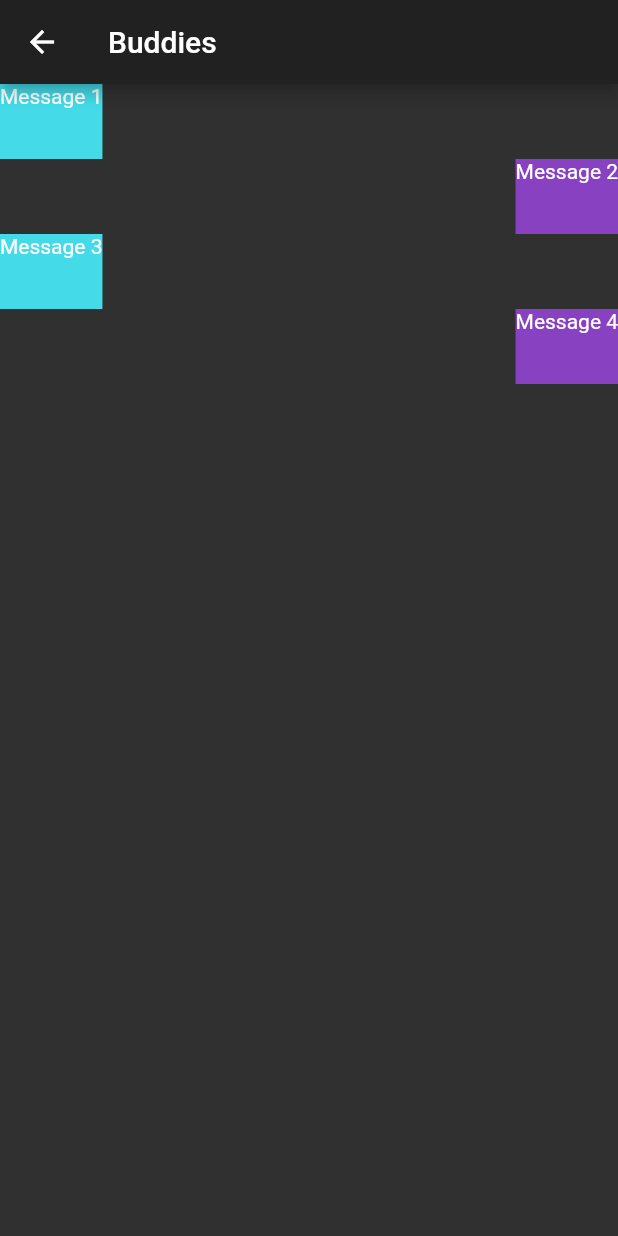
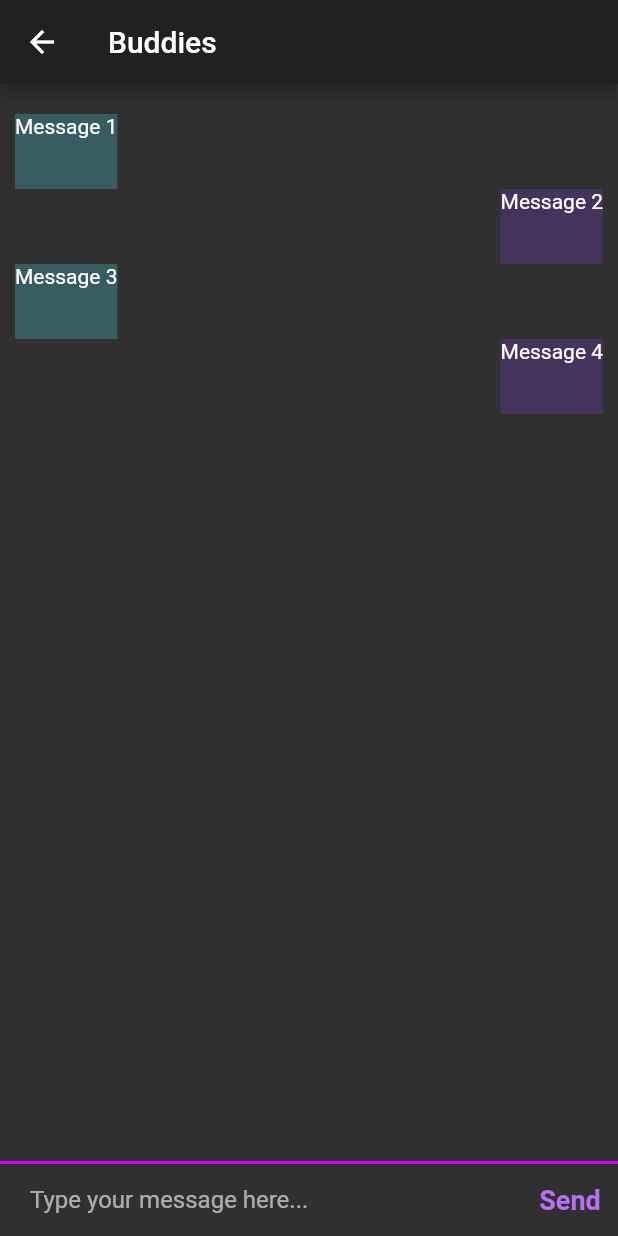
Before and after one commit to dscrane/whatschat_flutter, a Flutter app: the ChatListScreen screen opened by its route, after a tap on "Buddies", on a phone screen of 412 x 824 dp. Run offline on Flutter 3.47's test engine with Material 2 defaults, Android fonts, the phone set to English and light mode, and no system bars; our stand-ins replace animated_text_kit, font_awesome_flutter.

Commit message:
changing certain colors around

```diff
--- a/lib/constants.dart
+++ b/lib/constants.dart
@@ -8,19 +8,41 @@ const kBoxLg = SizedBox(height: 32.0);
 const kBoxXl = SizedBox(height: 48.0);
 
 // Color scheme constants
-const kBackground = Color(0xff48424e);
-const kPrimary = Color(0xFF8741c1);
-const kPrimaryLight = Color(0xFFba70f4);
-const kPrimaryDark = Color(0xff4a107c);
-const kDeepPurple = Color(0xff2e094c);
-const kSecondary = Color(0xFF44dae8);
-const kSecondaryLight = Color(0xFF83ffff);
-const kSecondaryDark = Color(0xFF00a8b6);
+const kBackground = Color(0xff513e64);
+const kPrimary = Color(0xff8741c1);
+const kSecondary = Color(0xff2ab2bf);
+const kPrimaryLight = Color(0xffba70f4);
+const kSecondaryLight = Color(0xff71f5f5);
+const kPrimaryDark = Color(0xff44345b);
+const kSecondaryDark = Color(0xff375d60);
+const kPrimaryDeep = Color(0xff2e094c);
+const kSecondaryDeep = Color(0xff095458);
+const kPrimaryAccent = Color(0xffd500f9);
+const kSecondaryAccent = Color(0xff00e5ff);
+
 const kTextLightFaded = Color(0xFF9793A4);
 const kTextLight = Color(0xFFFFFFFF);
 const kTextDark = Color(0xFF000000);
 
 // Stylistic constants
+const kSendButtonStyle = TextStyle(
+  color: kPrimaryLight,
+  fontWeight: FontWeight.bold,
+  fontSize: 18.0,
+);
+
+const kMessageTextFieldDecoration = InputDecoration(
+  contentPadding: EdgeInsets.symmetric(vertical: 10.0, horizontal: 20.0),
+  hintText: 'Type your message here...',
+  border: InputBorder.none,
+);
+
+const kMessageContainerDecoration = BoxDecoration(
+  border: Border(
+    top: BorderSide(color: kPrimaryAccent, width: 2.0),
+  ),
+);
+
 const kChatListTitleStyle = TextStyle(
   fontWeight: FontWeight.w700,
   fontSize: 18.0,
@@ -50,7 +72,24 @@ const kTextFieldDecoration = InputDecoration(
       borderRadius: BorderRadius.all(Radius.circular(32.0)),
     ),
     focusedBorder: OutlineInputBorder(
-      borderSide: BorderSide(color: kDeepPurple, width: 2.0),
+      borderSide: BorderSide(color: kPrimaryAccent, width: 2.0),
+      borderRadius: BorderRadius.all(Radius.circular(32.0)),
+    ));
+
+const kRegistrationTextFieldDecoration = InputDecoration(
+    hintStyle: TextStyle(
+      color: kTextLightFaded,
+    ),
+    contentPadding: EdgeInsets.symmetric(vertical: 10.0, horizontal: 20.0),
+    border: OutlineInputBorder(
+      borderRadius: BorderRadius.all(Radius.circular(32.0)),
+    ),
+    enabledBorder: OutlineInputBorder(
+      borderSide: BorderSide(color: kSecondaryDark, width: 1.5),
+      borderRadius: BorderRadius.all(Radius.circular(32.0)),
+    ),
+    focusedBorder: OutlineInputBorder(
+      borderSide: BorderSide(color: kSecondaryAccent, width: 2.0),
       borderRadius: BorderRadius.all(Radius.circular(32.0)),
     ));
 // Functional constants
@@ -78,7 +117,7 @@ const CircleAvatar kUsersAvatar = CircleAvatar(
 
 const Icon kMenuIcon = Icon(
   FontAwesomeIcons.ellipsisV,
-  color: kDeepPurple,
+  color: kPrimary,
   size: 18.0,
 );
 
@@ -120,6 +159,12 @@ const DummyChats = [
   }
 ];
 
+const DummyUsers = {
+  '9999': {
+    "name": "John",
+  }
+};
+
 const DummyMessages = {
   "0001": [
     {"author": "user1", "message": "Message 1"},
--- a/lib/screens/chat_list_screen.dart
+++ b/lib/screens/chat_list_screen.dart
@@ -9,7 +9,7 @@ class ChatListScreen extends StatelessWidget {
   Widget build(BuildContext context) {
     return Scaffold(
       appBar: AppBar(
-        backgroundColor: kPrimaryDark,
+        backgroundColor: kBackground,
         title: Text('Chats'),
         actions: <Widget>[
           IconButton(
--- a/lib/screens/chat_screen.dart
+++ b/lib/screens/chat_screen.dart
@@ -1,4 +1,5 @@
 import 'package:flutter/material.dart';
+import 'package:whats_chat/constants.dart';
 import 'package:whats_chat/widgets/message_bubble.dart';
 
 class ChatScreenArguments {
@@ -8,29 +9,74 @@ class ChatScreenArguments {
   ChatScreenArguments(this.chatName, this.messages);
 }
 
-class ChatScreen extends StatelessWidget {
+class ChatScreen extends StatefulWidget {
   static String id = 'chat_screen';
   ChatScreen({this.chatName, this.messages});
   final String? chatName;
   final List? messages;
 
   @override
+  State<ChatScreen> createState() => _ChatScreenState();
+}
+
+class _ChatScreenState extends State<ChatScreen> {
+  final messageTextController = TextEditingController();
+  late String newMessageText;
+
+  @override
   Widget build(BuildContext context) {
-    final args =
-        ModalRoute.of(context)!.settings.arguments as ChatScreenArguments;
+    final args = ModalRoute.of(context)!.settings.arguments as ChatScreenArguments;
+
+    List<MessageBubble> messageBubbles = args.messages
+        .map(
+          (message) => MessageBubble(message["message"], message["author"]),
+        )
+        .toList();
+
     print(args.chatName);
     // TODO: Create chat screen display
     return Scaffold(
       appBar: AppBar(
+        // leading: , // TODO: have the conversation partners avatar show as the leading
         title: Text(args.chatName),
       ),
-      body: Column(
-        crossAxisAlignment: CrossAxisAlignment.stretch,
-        children: args.messages
-            .map(
-              (message) => MessageBubble(message["message"], message["author"]),
+      body: SafeArea(
+        child: Column(
+          children: <Widget>[
+            Expanded(
+              child: ListView(
+                padding: EdgeInsets.symmetric(horizontal: 10.0, vertical: 20.0),
+                children: messageBubbles,
+              ),
+            ),
+            Container(
+              decoration: kMessageContainerDecoration,
+              child: Row(
+                crossAxisAlignment: CrossAxisAlignment.center,
+                children: <Widget>[
+                  Expanded(
+                    child: TextField(
+                      controller: messageTextController,
+                      onChanged: (value) {
+                        newMessageText = value;
+                      },
+                      decoration: kMessageTextFieldDecoration,
+                    ),
+                  ),
+                  TextButton(
+                      onPressed: () {
+                        messageTextController.clear();
+                        print(newMessageText);
+                      },
+                      child: Text(
+                        'Send',
+                        style: kSendButtonStyle,
+                      ))
+                ],
+              ),
             )
-            .toList(),
+          ],
+        ),
       ),
     );
   }
--- a/lib/screens/login_screen.dart
+++ b/lib/screens/login_screen.dart
@@ -72,11 +72,13 @@ class _LoginScreenState extends State<LoginScreen> {
               AuthenticationTextField(
                 fieldType: 'email',
                 handleChange: updateEmail,
+                isRegistration: false,
               ),
               SizedBox(height: 24.0),
               AuthenticationTextField(
                 fieldType: 'password',
                 handleChange: updatePassword,
+                isRegistration: false,
               ),
               SizedBox(height: 24.0),
               RoundedButton(
--- a/lib/screens/registration_screen.dart
+++ b/lib/screens/registration_screen.dart
@@ -51,7 +51,7 @@ class _RegistrationScreenState extends State<RegistrationScreen> {
             mainAxisAlignment: MainAxisAlignment.center,
             children: <Widget>[
               HeroLogo(),
-              kBoxXl,
+              kBoxMd,
               Text('Register your account!', style: kRegistrationTitleStyle),
               kBoxMd,
               AuthenticationTextField(
@@ -76,7 +76,7 @@ class _RegistrationScreenState extends State<RegistrationScreen> {
               kBoxMd,
               RoundedButton(
                 title: 'Register',
-                color: kSecondaryDark,
+                color: kSecondary,
                 handlePress: () {
                   handleRegistration();
                 },
--- a/lib/screens/welcome_screen.dart
+++ b/lib/screens/welcome_screen.dart
@@ -48,7 +48,7 @@ class _WelcomeScreenState extends State<WelcomeScreen> {
               ),
               RoundedButton(
                 title: 'Register',
-                color: kSecondaryDark,
+                color: kSecondary,
                 handlePress: () {
                   Navigator.pushNamed(context, RegistrationScreen.id);
                 },
--- a/lib/widgets/hero_logo.dart
+++ b/lib/widgets/hero_logo.dart
@@ -13,8 +13,8 @@ class HeroLogo extends StatelessWidget {
             center: Alignment.bottomCenter,
             radius: .65,
             colors: [
-              kPrimaryDark,
-              kSecondaryLight,
+              kPrimaryAccent,
+              kSecondaryAccent,
             ],
           ).createShader(bounds);
         },
--- a/lib/widgets/message_bubble.dart
+++ b/lib/widgets/message_bubble.dart
@@ -12,11 +12,10 @@ class MessageBubble extends StatelessWidget {
     // TODO: bubbles will show the timestamp for the messages
     // TODO:
     return Row(
-      mainAxisAlignment:
-          author == 'user1' ? MainAxisAlignment.start : MainAxisAlignment.end,
+      mainAxisAlignment: author == 'user1' ? MainAxisAlignment.start : MainAxisAlignment.end,
       children: [
         Container(
-          color: author == 'user1' ? kSecondary : kPrimary,
+          color: author == 'user1' ? kSecondaryDark : kPrimaryDark,
           height: 50.0,
           child: Text(message),
         ),
```
Also changed, not shown: lib/widgets/authentication_text_field.dart (+7 -7 lines).
